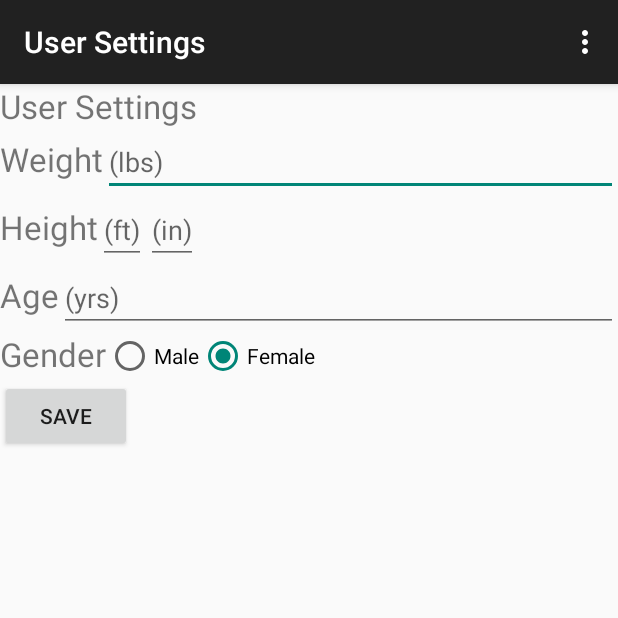
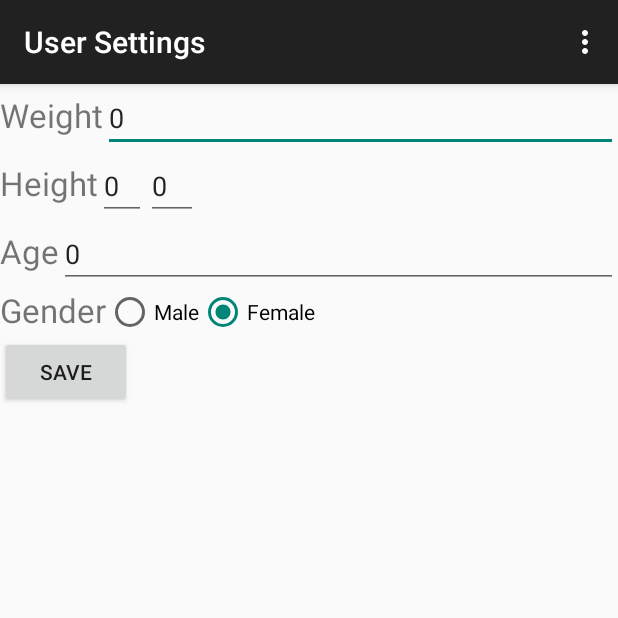
Before and after one commit to ahoiberg/Splash, an Android app: the UserSettings screen opened directly, with no data from a screen before it, on a phone screen of 412 x 824 dp, the top half of it. Run offline under Robolectric (Android 15) with nearby library versions, the phone set to English and light mode, and no system bars.

Commit message:
User Preferences

```diff
--- a/app/src/main/java/com/example/andrewhoiberg/thirsty_bro/UserSettings.java
+++ b/app/src/main/java/com/example/andrewhoiberg/thirsty_bro/UserSettings.java
@@ -60,7 +60,7 @@
 
 
     public void saveSettings(){
-        SharedPreferences settings = getSharedPreferences(MainActivity.PREFS_NAME, 0);
+        SharedPreferences settings = getSharedPreferences(UserPreferences.PREFS_NAME, 0);
         SharedPreferences.Editor editor = settings.edit();
 
         int age = getIntSetting(R.id.AgeYr);
@@ -80,7 +80,7 @@
     @Override
     public void onResume(){
         super.onResume();
-        SharedPreferences settings = getSharedPreferences(MainActivity.PREFS_NAME, 0);
+        SharedPreferences settings = getSharedPreferences(UserPreferences.PREFS_NAME, 0);
         if(settings.getInt("age",-1)!=-1)setStringSetting(R.id.AgeYr,settings.getInt("age",0));
         if(settings.getInt("weight",-1)!=-1)setStringSetting(R.id.WeightLb,settings.getInt("weight",0));
         if(settings.getInt("height",-1)!=-1)setStringSetting(R.id.HeightFt,settings.getInt("height",0)%12);
--- a/app/src/main/res/layout/activity_user_settings.xml
+++ b/app/src/main/res/layout/activity_user_settings.xml
@@ -10,14 +10,7 @@
         android:orientation="vertical"
         android:layout_height="fill_parent">
 
-        <TextView
-            android:id="@+id/TextViewTitle"
-            android:layout_width="wrap_content"
-            android:layout_height="wrap_content"
-            android:text="@string/title_activity_user_settings"
-            android:textSize="10pt">
-        </TextView>
-        <LinearLayout
+       <LinearLayout
             android:layout_height="wrap_content"
             android:layout_width="fill_parent"
             android:orientation="horizontal">
--- a/app/src/main/res/menu/menu_main.xml
+++ b/app/src/main/res/menu/menu_main.xml
@@ -2,5 +2,6 @@
     xmlns:app="http://schemas.android.com/apk/res-auto"
     xmlns:tools="http://schemas.android.com/tools" tools:context=".MainActivity">
     <item android:id="@+id/action_settings" android:title="@string/action_settings"
-        android:orderInCategory="100" app:showAsAction="never" />
+        android:orderInCategory="100" app:showAsAction="never"
+        />
 </menu>
--- a/app/src/main/res/values/strings.xml
+++ b/app/src/main/res/values/strings.xml
@@ -2,7 +2,7 @@
 <resources>
     <string name="app_name">Thirsty Bro</string>
     <string name="hello_world">Hello world!</string>
-    <string name="action_settings">Settings</string>
+    <string name="action_settings">User Settings</string>
     <string name="title_activity_user_settings">User Settings</string>
     <string name="user_settings_weight">Weight</string>
     <string name="user_settings_weight_lb">(lbs)</string>
```
Also changed, not shown: app/src/main/java/com/example/andrewhoiberg/thirsty_bro/MainActivity.java (+15 -65 lines), app/src/main/java/com/example/andrewhoiberg/thirsty_bro/UserPreferences.java (added, +8 -0 lines), 3 other files.
